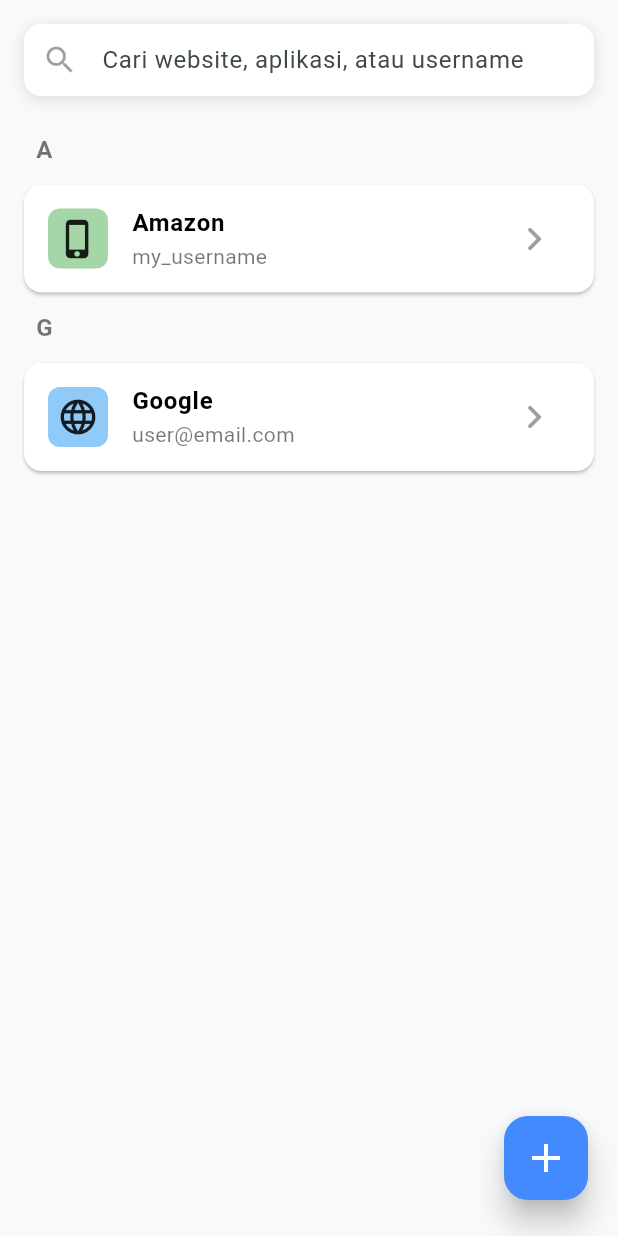
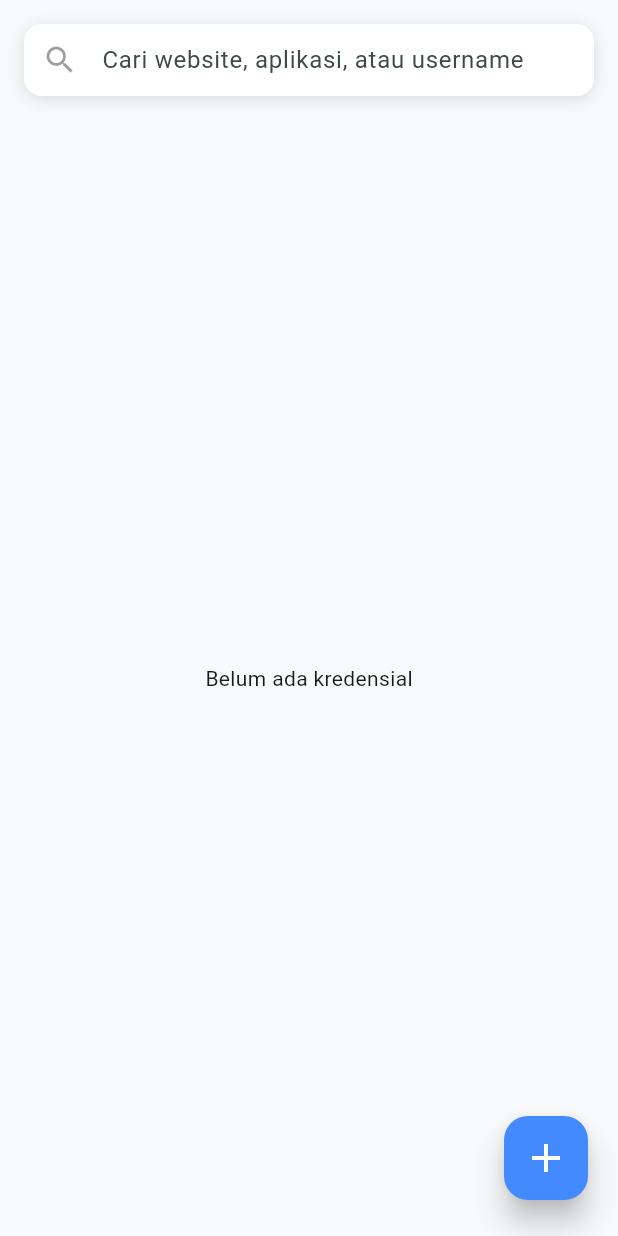
Before and after one commit to rizbud/flutter_password_manager, a Flutter app: the MyHomePage screen opened by its route, on a phone screen of 412 x 824 dp. Run offline on Flutter 3.47's test engine with Material 3 defaults, Android fonts, the phone set to English and light mode, and no system bars; our stand-ins replace flutter_secure_storage, shared_preferences, sqflite_sqlcipher; missing offline and left inert: encrypt; accounts and stored records are empty.

Commit message:
feat: integrate home page with sqflite db

```diff
--- a/lib/screens/home.dart
+++ b/lib/screens/home.dart
@@ -1,5 +1,9 @@
+import 'dart:async';
 import 'package:flutter/material.dart';
+import 'package:password_manager/helpers/db.dart';
+import 'package:flutter_secure_storage/flutter_secure_storage.dart';
 import 'package:password_manager/helpers/string.dart';
+import 'package:sqflite_sqlcipher/sqflite.dart';
 
 class MyHomePage extends StatefulWidget {
   const MyHomePage({super.key, required this.title});
@@ -10,16 +14,88 @@ class MyHomePage extends StatefulWidget {
   State<MyHomePage> createState() => _MyHomePageState();
 }
 
-class _MyHomePageState extends State<MyHomePage> {
+class _MyHomePageState extends State<MyHomePage> with WidgetsBindingObserver {
+  List<Map<String, dynamic>> credentials = [];
+  Database? db;
+  final FlutterSecureStorage secureStorage = const FlutterSecureStorage();
+  bool isLoading = true;
+  final TextEditingController _searchController = TextEditingController();
+  Timer? _debounce;
+
+  @override
+  void initState() {
+    super.initState();
+    WidgetsBinding.instance.addObserver(this);
+    _searchController.addListener(_onSearchChanged);
+    _initDb();
+  }
+
+  void _onSearchChanged() {
+    if (_debounce?.isActive ?? false) _debounce!.cancel();
+    _debounce = Timer(const Duration(milliseconds: 300), () {
+      _loadCredentials(keyword: _searchController.text);
+    });
+  }
+
+  Future<void> _initDb() async {
+    final dbPassword = await secureStorage.read(key: 'db_password');
+    if (dbPassword == null) {
+      setState(() {
+        isLoading = false;
+      });
+      return;
+    }
+    db = await openDB(dbPassword);
+    if (db == null) {
+      setState(() {
+        isLoading = false;
+      });
+      return;
+    }
+    await _loadCredentials();
+
+    setState(() {
+      isLoading = false;
+    });
+  }
+
+  Future<void> _loadCredentials({String? keyword}) async {
+    if (db == null) return;
+    final creds = await getAllCredentials(db!, keyword: keyword);
+    setState(() {
+      credentials = creds;
+    });
+  }
+
+  @override
+  void didChangeAppLifecycleState(AppLifecycleState state) {
+    if (state == AppLifecycleState.resumed) {
+      _loadCredentials(keyword: _searchController.text);
+    }
+  }
+
+  @override
+  void dispose() {
+    WidgetsBinding.instance.removeObserver(this);
+    _debounce?.cancel();
+    _searchController.dispose();
+    super.dispose();
+  }
+
   @override
   Widget build(BuildContext context) {
     return Scaffold(
       backgroundColor: const Color(0xFFF7F9FB),
       body: SafeArea(
-        child: Column(
+        child: isLoading
+            ? const Center(child: CircularProgressIndicator())
+            : Column(
                 children: [
                   Padding(
-              padding: const EdgeInsets.symmetric(horizontal: 16, vertical: 16),
+                    padding: const EdgeInsets.symmetric(
+                      horizontal: 16,
+                      vertical: 16,
+                    ),
                     child: Container(
                       decoration: BoxDecoration(
                         color: Colors.white,
@@ -33,9 +109,13 @@ class _MyHomePageState extends State<MyHomePage> {
                         ],
                       ),
                       child: TextField(
+                        controller: _searchController,
                         decoration: InputDecoration(
                           hintText: 'Cari website, aplikasi, atau username',
-                    prefixIcon: const Icon(Icons.search, color: Colors.black38),
+                          prefixIcon: const Icon(
+                            Icons.search,
+                            color: Colors.black38,
+                          ),
                           filled: true,
                           fillColor: Colors.white,
                           contentPadding: const EdgeInsets.symmetric(
@@ -51,26 +131,28 @@ class _MyHomePageState extends State<MyHomePage> {
                     ),
                   ),
                   Expanded(
-              child: ListView(
+                    child: credentials.isEmpty
+                        ? const Center(child: Text('Belum ada kredensial'))
+                        : ListView.builder(
                             padding: EdgeInsets.zero,
-                children: [
-                  _SectionHeader('A'),
-                  _CredentialCard(
-                    id: 1,
-                    icon: Icons.phone_iphone,
-                    iconBg: Colors.green.shade200,
-                    title: 'Amazon',
-                    subtitle: 'my_username',
-                  ),
-                  _SectionHeader('G'),
-                  _CredentialCard(
-                    id: 2,
-                    icon: Icons.language,
-                    iconBg: Colors.blue.shade200,
-                    title: 'Google',
-                    subtitle: 'user@email.com',
-                  ),
-                ],
+                            itemCount: credentials.length,
+                            itemBuilder: (context, index) {
+                              final cred = credentials[index];
+                              final website = cred['website'] ?? '';
+                              final username = cred['username'] ?? '';
+                              final id = cred['id'] as int;
+                              final icon = isValidUrl(website)
+                                  ? Icons.language
+                                  : Icons.phone_iphone;
+                              final iconBg = Colors.blue.shade200;
+                              return _CredentialCard(
+                                id: id,
+                                icon: icon,
+                                iconBg: iconBg,
+                                title: website,
+                                subtitle: username,
+                              );
+                            },
                           ),
                   ),
                 ],
@@ -94,26 +176,6 @@ class _MyHomePageState extends State<MyHomePage> {
   }
 }
 
-class _SectionHeader extends StatelessWidget {
-  final String letter;
-  const _SectionHeader(this.letter);
-
-  @override
-  Widget build(BuildContext context) {
-    return Padding(
-      padding: const EdgeInsets.symmetric(horizontal: 24, vertical: 8),
-      child: Text(
-        letter,
-        style: const TextStyle(
-          fontWeight: FontWeight.bold,
-          color: Colors.black54,
-          fontSize: 16,
-        ),
-      ),
-    );
-  }
-}
-
 class _CredentialCard extends StatelessWidget {
   final int id;
   final IconData icon;
@@ -131,7 +193,7 @@ class _CredentialCard extends StatelessWidget {
   @override
   Widget build(BuildContext context) {
     return Padding(
-      padding: const EdgeInsets.symmetric(horizontal: 16, vertical: 4),
+      padding: const EdgeInsets.symmetric(horizontal: 16, vertical: 8),
       child: Material(
         color: Colors.white,
         borderRadius: BorderRadius.circular(12),
```
Also changed, not shown: lib/helpers/db.dart (+10 -1 lines). Lines whose indentation alone changed are shown as unchanged.
